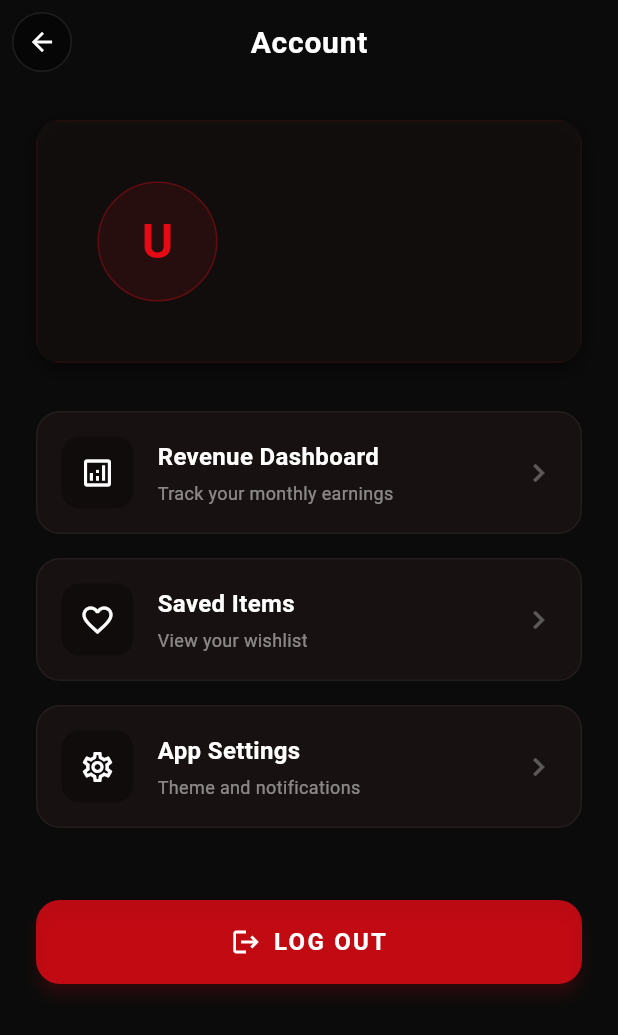
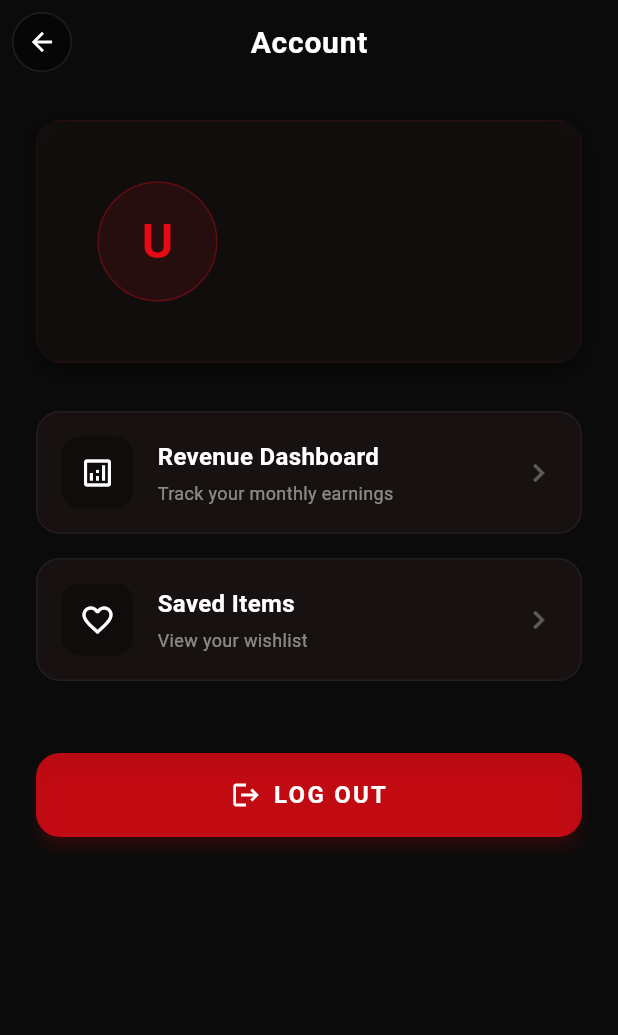
Before and after one commit to meomeoQuan/pe_flutter, a Flutter app: the AccountScreen screen opened by its route, on a phone screen of 412 x 824 dp. Shown: the top 1035 px of the screen. Run offline on Flutter 3.47's test engine with Material 3 defaults, Android fonts, the phone set to English and light mode, and no system bars; our stand-ins replace cached_network_image, go_router, google_fonts, image_picker, shared_preferences, sqflite and 1 more; accounts and stored records are empty.

Commit message:
remove magnifying glass icon

```diff
--- a/lib/screens/account_screen.dart
+++ b/lib/screens/account_screen.dart
@@ -125,19 +125,6 @@ class AccountScreen extends StatelessWidget {
               subtitle: 'View your wishlist',
               onTap: () => context.push('/saved'),
             ),
-            const SizedBox(height: 16),
-            _buildListTile(
-              context,
-              icon: Icons.settings_outlined,
-              title: 'App Settings',
-              subtitle: 'Theme and notifications',
-              onTap: () {
-                ScaffoldMessenger.of(context).showSnackBar(
-                  const SnackBar(content: Text('Settings coming soon!'), backgroundColor: Color(0xFF181111)),
-                );
-              },
-            ),
-
             const SizedBox(height: 48),
 
             // Logout Button
--- a/lib/screens/product_list_screen.dart
+++ b/lib/screens/product_list_screen.dart
@@ -85,10 +85,7 @@ class _ProductListScreenState extends State<ProductListScreen> {
                       ),
                       Row(
                         children: [
-                          IconButton(
-                            icon: const Icon(Icons.search, color: Colors.white),
-                            onPressed: () {},
-                          ),
+
                           Stack(
                             alignment: Alignment.center,
                             children: [
```
